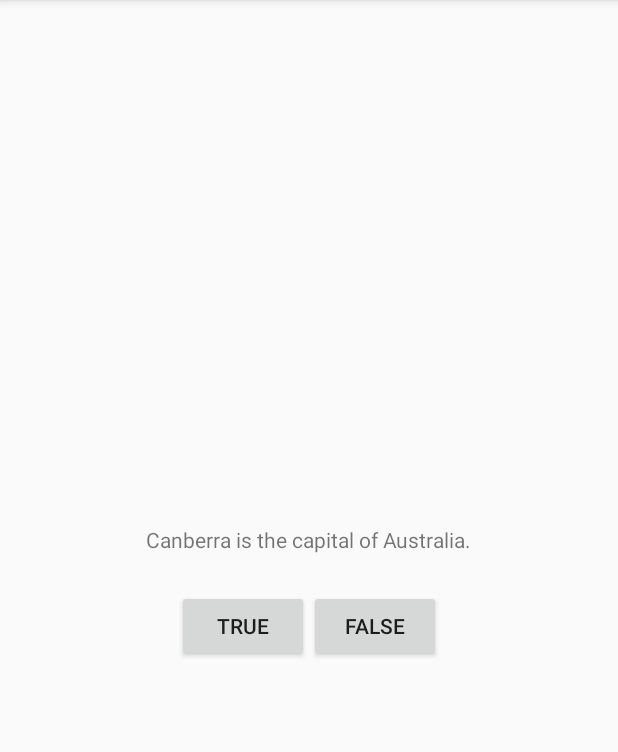
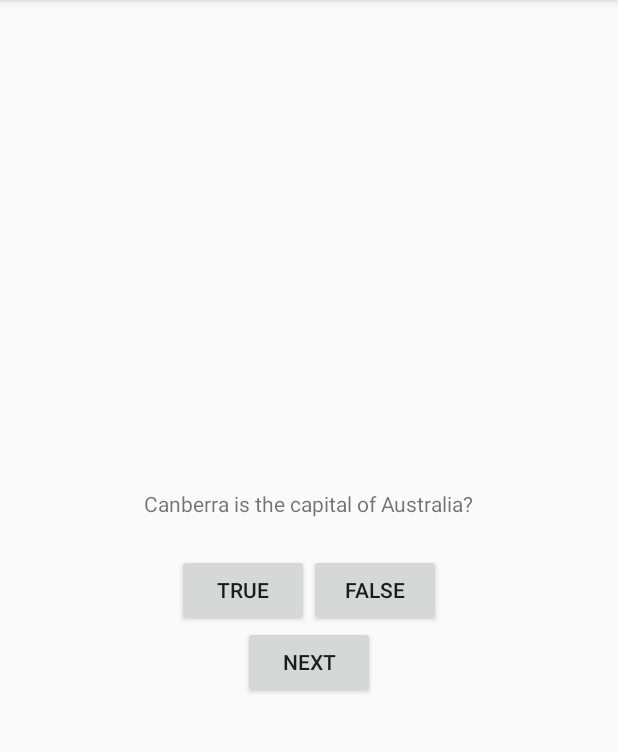
Before and after one commit to SiliconSalvation/and_dev, an Android app: the screen it shows after launch (MainActivity before the commit, QuizActivity after it), after a tap on "TRUE", on a phone screen of 412 x 824 dp, the part 84-836 px from its top. Run offline under Robolectric (Android 15) with nearby library versions, the phone set to English and light mode, and no system bars.

Commit message:
Updated Next button

```diff
--- a/GeoQuiz/app/src/main/AndroidManifest.xml
+++ b/GeoQuiz/app/src/main/AndroidManifest.xml
@@ -9,7 +9,7 @@
         android:roundIcon="@mipmap/ic_launcher_round"
         android:supportsRtl="true"
         android:theme="@style/AppTheme">
-        <activity android:name=".MainActivity">
+        <activity android:name=".QuizActivity">
             <intent-filter>
                 <action android:name="android.intent.action.MAIN" />
 
--- a/GeoQuiz/app/src/main/java/com/example/geoquiz/MainActivity.java
+++ /dev/null
@@ -1,46 +0,0 @@
-package com.example.geoquiz;
-
-import androidx.appcompat.app.AppCompatActivity;
-
-import android.view.Gravity;
-import android.view.View;
-import android.widget.Button;
-
-import android.os.Bundle;
-import android.widget.Toast;
-
-public class MainActivity extends AppCompatActivity {
-
-    private Button mTrueButton;
-    private Button mFalseButton;
-
-    @Override
-    protected void onCreate(Bundle savedInstanceState) {
-        super.onCreate(savedInstanceState);
-        setContentView(R.layout.activity_main);
-
-        mTrueButton = (Button) findViewById(R.id.true_button);
-        mFalseButton = (Button) findViewById(R.id.false_button);
-
-        mTrueButton.setOnClickListener(new View.OnClickListener() {
-            @Override
-            public void onClick(View v) {
-
-                Toast t = Toast.makeText(MainActivity.this,
-                                R.string.correct_toast,
-                                Toast.LENGTH_SHORT);
-                //t.setGravity(Gravity.TOP, 15 , 15);
-                t.show();
-          }
-        });
-
-        mFalseButton.setOnClickListener(new View.OnClickListener() {
-            @Override
-            public void onClick(View v) {
-                Toast.makeText(MainActivity.this,
-                        R.string.false_toast,
-                        Toast.LENGTH_SHORT).show();
-            }
-        });
-    }
-}
--- /dev/null
+++ b/GeoQuiz/app/src/main/java/com/example/geoquiz/QuizActivity.java
@@ -0,0 +1,77 @@
+package com.example.geoquiz;
+
+import androidx.appcompat.app.AppCompatActivity;
+
+import android.view.View;
+import android.widget.Button;
+
+import android.os.Bundle;
+import android.widget.TextView;
+import android.widget.Toast;
+
+public class QuizActivity extends AppCompatActivity {
+
+    private Button mTrueButton;
+    private Button mFalseButton;
+    private Button mNextButton;
+    private TextView mQuestionTextView;
+
+    private Question[] mQuestionBank = new Question[] {
+            new Question(R.string.question_australia, true),
+            new Question(R.string.question_oceans, true),
+            new Question(R.string.question_mideast, false),
+            new Question(R.string.question_africa, false),
+            new Question(R.string.question_americas, true),
+            new Question(R.string.question_asia, true)
+    };
+
+    private int mCurrentIndex = 0;
+
+    @Override
+    protected void onCreate(Bundle savedInstanceState) {
+        super.onCreate(savedInstanceState);
+        setContentView(R.layout.activity_main);
+
+        mQuestionTextView = (TextView) findViewById(R.id.question_text_view);
+
+
+        mTrueButton = (Button) findViewById(R.id.true_button);
+        mFalseButton = (Button) findViewById(R.id.false_button);
+        mNextButton = (Button) findViewById(R.id.next_button);
+
+        mTrueButton.setOnClickListener(new View.OnClickListener() {
+            @Override
+            public void onClick(View v) {
+
+                Toast t = Toast.makeText(QuizActivity.this,
+                                R.string.correct_toast,
+                                Toast.LENGTH_SHORT);
+                //t.setGravity(Gravity.TOP, 15 , 15);
+                t.show();
+          }
+        });
+
+        mFalseButton.setOnClickListener(new View.OnClickListener() {
+            @Override
+            public void onClick(View v) {
+                Toast.makeText(QuizActivity.this,
+                        R.string.false_toast,
+                        Toast.LENGTH_SHORT).show();
+            }
+        });
+
+        mNextButton.setOnClickListener(new View.OnClickListener() {
+            @Override
+            public void onClick(View v) {
+                mCurrentIndex = (mCurrentIndex + 1) % mQuestionBank.length;
+                updateQuestion();
+            }
+        });
+
+        updateQuestion();
+    }
+    private void updateQuestion() {
+        int question = mQuestionBank[mCurrentIndex].getTextResId();
+        mQuestionTextView.setText(question);
+    }
+}
--- a/GeoQuiz/app/src/main/res/layout/activity_main.xml
+++ b/GeoQuiz/app/src/main/res/layout/activity_main.xml
@@ -6,10 +6,11 @@
     android:orientation="vertical" >
 
     <TextView
+        android:id="@+id/question_text_view"
         android:layout_width="wrap_content"
         android:layout_height="wrap_content"
         android:padding="24dp"
-        android:text="@string/question_text" />
+    />
     <LinearLayout
         android:layout_width="wrap_content"
         android:layout_height="wrap_content"
@@ -25,9 +26,16 @@
             android:id="@+id/false_button"
             android:layout_width="wrap_content"
             android:layout_height="wrap_content"
-            android:text="@string/false_button" />
+            android:text="@string/false_button"
+        />
 
     </LinearLayout>
 
+    <Button
+        android:id="@+id/next_button"
+        android:layout_width="wrap_content"
+        android:layout_height="wrap_content"
+        android:text="@string/next_button"
+    />
 
 </LinearLayout>
--- a/GeoQuiz/app/src/main/res/values/strings.xml
+++ b/GeoQuiz/app/src/main/res/values/strings.xml
@@ -1,8 +1,14 @@
 <resources>
     <string name="app_name">GeoQuiz</string>
-    <string name="question_text">Canberra is the capital of Australia.</string>
+    <string name="question_australia">Canberra is the capital of Australia?</string>
+    <string name="question_oceans">The Pacific Ocean is larger than the Atlantic Ocean?</string>
+    <string name="question_mideast">The Suez Canal connects the Red Sea and the Indian Ocean?</string>
+    <string name="question_africa">The source of the Nile River is in Egypt?</string>
+    <string name="question_americas">The Amazon River is the longest river in the Americas?</string>
+    <string name="question_asia">Lake Baikal is the world\'s oldest and deepest freshwater lake?</string>
     <string name="true_button">True</string>
     <string name="false_button">False</string>
     <string name="correct_toast">Correct!</string>
+    <string name="next_button">Next</string>
     <string name="false_toast">Incorrect!</string>
 </resources>
```
